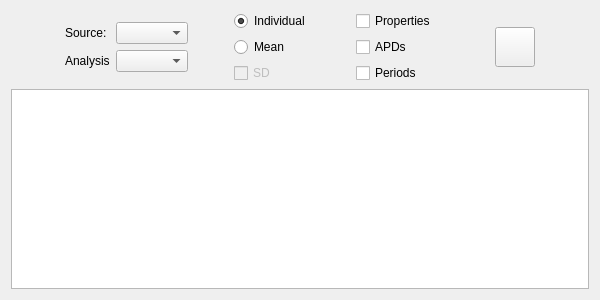
First picture: the form in src/ui/KairoSightWidgetExportCopyPaste.ui, repository kairosight/KairoSight, before the edit.
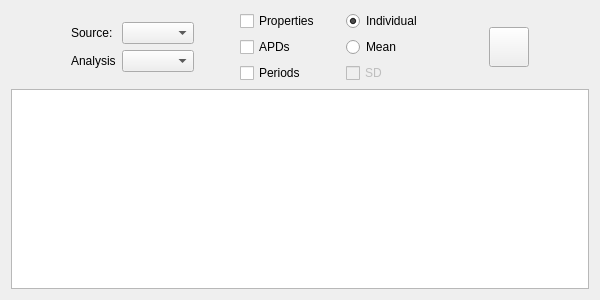
Second picture: the form after the edit. Icons and pictures are not drawn.

Commit message: Building export functions, limiting results to 5 significant digits

```diff
--- a/src/ui/KairoSightWidgetExportCopyPaste.ui
+++ b/src/ui/KairoSightWidgetExportCopyPaste.ui
@@ -85,31 +85,25 @@
       </spacer>
      </item>
      <item>
-      <layout class="QVBoxLayout" name="verticalLayout">
+      <layout class="QVBoxLayout" name="verticalLayout_3">
        <item>
-        <widget class="QRadioButton" name="radioButtonIndividual">
+        <widget class="QCheckBox" name="checkBoxProperties">
          <property name="text">
-          <string>Individual</string>
+          <string>Properties</string>
          </property>
-         <property name="checked">
-          <bool>true</bool>
-         </property>
         </widget>
        </item>
        <item>
-        <widget class="QRadioButton" name="radioButtonMean">
+        <widget class="QCheckBox" name="checkBoxAPDs">
          <property name="text">
-          <string>Mean</string>
+          <string>APDs</string>
          </property>
         </widget>
        </item>
        <item>
-        <widget class="QCheckBox" name="checkBoxSD">
-         <property name="enabled">
-          <bool>false</bool>
-         </property>
+        <widget class="QCheckBox" name="checkBoxPeriods">
          <property name="text">
-          <string>SD</string>
+          <string>Periods</string>
          </property>
         </widget>
        </item>
@@ -125,32 +119,38 @@
        </property>
        <property name="sizeHint" stdset="0">
         <size>
-         <width>40</width>
+         <width>20</width>
          <height>20</height>
         </size>
        </property>
       </spacer>
      </item>
      <item>
-      <layout class="QVBoxLayout" name="verticalLayout_3">
+      <layout class="QVBoxLayout" name="verticalLayout">
        <item>
-        <widget class="QCheckBox" name="checkBoxProperties">
+        <widget class="QRadioButton" name="radioButtonIndividual">
          <property name="text">
-          <string>Properties</string>
+          <string>Individual</string>
          </property>
+         <property name="checked">
+          <bool>true</bool>
+         </property>
         </widget>
        </item>
        <item>
-        <widget class="QCheckBox" name="checkBoxAPDs">
+        <widget class="QRadioButton" name="radioButtonMean">
          <property name="text">
-          <string>APDs</string>
+          <string>Mean</string>
          </property>
         </widget>
        </item>
        <item>
-        <widget class="QCheckBox" name="checkBoxPeriods">
+        <widget class="QCheckBox" name="checkBoxSD">
+         <property name="enabled">
+          <bool>false</bool>
+         </property>
          <property name="text">
-          <string>Periods</string>
+          <string>SD</string>
          </property>
         </widget>
        </item>
```
The commit also changes 3 other files.
